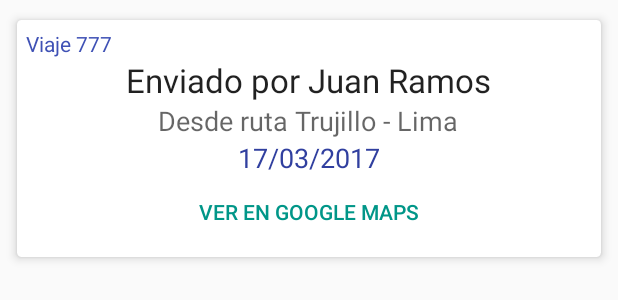
After one commit to JCarlosR/TruckTrackPhone, an Android app: the layout item_emergency_call.xml on its own in the app's theme, with its tools: preview values and no code run, on a phone screen of 412 x 824 dp. The commit adds this screen. Shown: the top 300 px of the screen. Run offline under Robolectric (Android 15) with nearby library versions, the phone set to English and light mode, and no system bars.

Commit message:
Emergency call list

```diff
--- a/app/src/main/java/com/programacionymas/trucktrackphone/io/MyApiService.java
+++ b/app/src/main/java/com/programacionymas/trucktrackphone/io/MyApiService.java
@@ -1,5 +1,6 @@
 package com.programacionymas.trucktrackphone.io;
 
+import com.programacionymas.trucktrackphone.model.EmergencyCall;
 import com.programacionymas.trucktrackphone.model.Travel;
 
 import java.util.ArrayList;
@@ -12,4 +13,7 @@ public interface MyApiService {
     @GET("travels/pending")
     Call<ArrayList<Travel>> getPendingTravels();
 
+    @GET("distress-calls/pending")
+    Call<ArrayList<EmergencyCall>> getPendingEmergencyCalls();
+
 }
--- a/app/src/main/java/com/programacionymas/trucktrackphone/ui/MenuActivity.java
+++ b/app/src/main/java/com/programacionymas/trucktrackphone/ui/MenuActivity.java
@@ -16,6 +16,7 @@ import android.view.Menu;
 import android.view.MenuItem;
 
 import com.programacionymas.trucktrackphone.R;
+import com.programacionymas.trucktrackphone.ui.fragment.CallsFragment;
 import com.programacionymas.trucktrackphone.ui.fragment.TravelsFragment;
 
 public class MenuActivity extends AppCompatActivity
@@ -83,7 +84,7 @@ public class MenuActivity extends AppCompatActivity
         if (id == R.id.nav_travels) {
             fragment = new TravelsFragment();
         } else if (id == R.id.nav_calls) {
-            // fragment = new CallsFragment();
+            fragment = new CallsFragment();
         }
 
         if (fragment != null) {
--- /dev/null
+++ b/app/src/main/res/layout/item_emergency_call.xml
@@ -0,0 +1,59 @@
+<?xml version="1.0" encoding="utf-8"?>
+<android.support.v7.widget.CardView xmlns:android="http://schemas.android.com/apk/res/android"
+    xmlns:card_view="http://schemas.android.com/apk/res-auto"
+    android:layout_width="match_parent"
+    android:layout_height="wrap_content"
+    android:layout_margin="6dp"
+    card_view:cardCornerRadius="3dp"
+    card_view:cardElevation="4dp"
+    card_view:cardUseCompatPadding="true">
+
+    <LinearLayout
+        android:id="@+id/linearLayout"
+        android:layout_width="match_parent"
+        android:layout_height="wrap_content"
+        android:gravity="center"
+        android:orientation="vertical"
+        android:padding="6dp">
+
+        <TextView
+            android:id="@+id/tvEmergencyCallId"
+            android:layout_width="match_parent"
+            android:layout_height="wrap_content"
+            android:text="Viaje 777"
+            android:textColor="@color/colorPrimary" />
+
+        <TextView
+            android:id="@+id/tvDriverName"
+            android:layout_width="wrap_content"
+            android:layout_height="wrap_content"
+            android:gravity="center"
+            android:text="Enviado por Juan Ramos"
+            android:textAppearance="@style/Base.TextAppearance.AppCompat.Large" />
+
+        <TextView
+            android:id="@+id/tvRouteName"
+            android:layout_width="wrap_content"
+            android:layout_height="wrap_content"
+            android:gravity="center"
+            android:text="Desde ruta Trujillo - Lima"
+            android:textAppearance="@style/Base.TextAppearance.AppCompat.Medium" />
+
+        <TextView
+            android:id="@+id/tvCreatedAt"
+            android:layout_width="wrap_content"
+            android:layout_height="wrap_content"
+            android:text="17/03/2017"
+            android:textAppearance="@style/Base.TextAppearance.AppCompat.Medium"
+            android:textColor="@color/colorPrimaryDark" />
+
+        <Button
+            android:id="@+id/btnGoogleMaps"
+            style="@style/Widget.AppCompat.Button.Borderless.Colored"
+            android:layout_width="match_parent"
+            android:layout_height="wrap_content"
+            android:text="Ver en Google Maps" />
+
+    </LinearLayout>
+
+</android.support.v7.widget.CardView>
--- a/app/src/main/res/layout/item_travel.xml
+++ b/app/src/main/res/layout/item_travel.xml
@@ -27,6 +27,7 @@
             android:id="@+id/tvRouteName"
             android:layout_width="wrap_content"
             android:layout_height="wrap_content"
+            android:gravity="center"
             android:textAppearance="@style/Base.TextAppearance.AppCompat.Large"
             android:text="Trujillo - Lima" />
 
--- a/app/src/main/res/values/colors.xml
+++ b/app/src/main/res/values/colors.xml
@@ -2,5 +2,5 @@
 <resources>
     <color name="colorPrimary">#3F51B5</color>
     <color name="colorPrimaryDark">#303F9F</color>
-    <color name="colorAccent">#FF4081</color>
+    <color name="colorAccent">#009688</color>
 </resources>
```
Also changed, not shown: app/src/main/java/com/programacionymas/trucktrackphone/model/EmergencyCall.java (added, +67 -0 lines), app/src/main/java/com/programacionymas/trucktrackphone/model/User.java (added, +27 -0 lines), app/src/main/java/com/programacionymas/trucktrackphone/ui/adapter/EmergencyCallAdapter.java (added, +80 -0 lines), app/src/main/java/com/programacionymas/trucktrackphone/ui/fragment/CallsFragment.java (added, +77 -0 lines), app/src/main/res/layout/fragment_calls.xml (added, +23 -0 lines).
